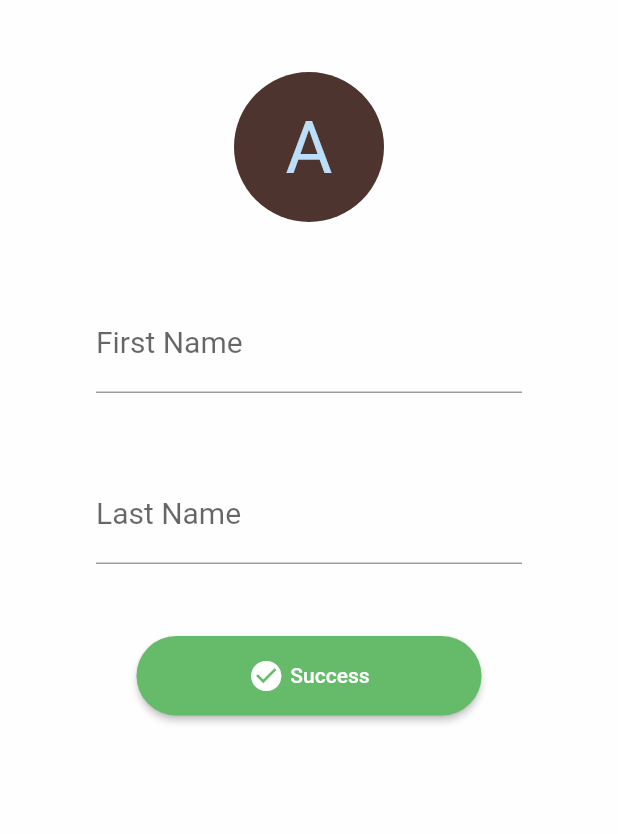
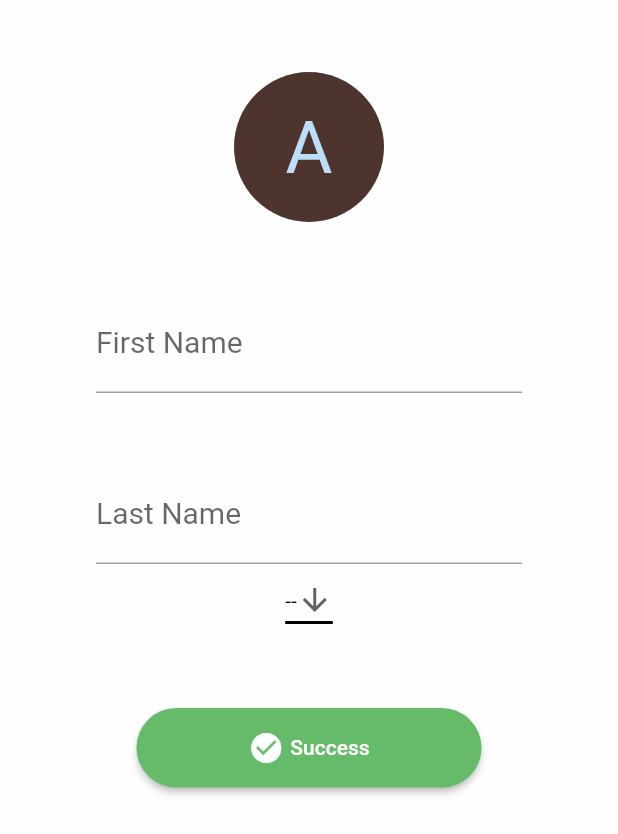
Before and after one commit to Andrei250/HackITALL-project, a Flutter app: the Profile screen opened directly, after a tap on "Save", on a phone screen of 412 x 824 dp. Shown: the top 834 px of the screen. Run offline on Flutter 3.47's test engine with Material 2 defaults, Android fonts, the phone set to English and light mode, and no system bars; drawn by our look-alikes of progress_state_button; our stand-ins replace cloud_firestore, firebase_auth, firebase_core, font_awesome_flutter, smooth_star_rating; accounts and stored records are empty; Roboto replaces fonts that are missing (quicksand).

Commit message:
Solved profile

```diff
--- a/lib/user/profile.dart
+++ b/lib/user/profile.dart
@@ -15,21 +15,50 @@ class _ProfileState extends State<Profile> {
   FirebaseUtils firebaseUtils;
   String firstName = "";
   String lastName = "";
+  String department = "";
   ButtonState stateTextWithIcon = ButtonState.idle;
+  String dropdownValue = "--";
+  List<DropdownMenuItem<String>> dropdownItems = <String>['--']
+                                                      .map<DropdownMenuItem<String>>((String value) {
+                                                    return DropdownMenuItem<String>(
+                                                      value: value,
+                                                      child: Text(value),
+                                                    );
+                                                  }).toList();
 
   void getData() async {
       await firebaseUtils.getUserInfo().then((mp) {
         setState(() {
           firstName = mp['first_name'];
           lastName = mp['last_name'];
+          dropdownValue = mp['department'];
         });
       });
+  }
+
+  void getDepartments() async {
+    await firebaseUtils.getDepartments().then((mp) {
+      List<String> lst = new List<String>();
+      lst.add("--");
+      mp.forEach((el) {
+        lst.add(el['name']);
+      });
+
+      dropdownValue = "--";
+      dropdownItems = lst.map<DropdownMenuItem<String>>((String value) {
+        return DropdownMenuItem<String>(
+          value: value,
+          child: Text(value),
+        );
+      }).toList();
+    });
   }
 
   @override
   void initState() {
     super.initState();
     firebaseUtils = new FirebaseUtils();
+    getDepartments();
     getData();
   }
 
@@ -92,6 +121,24 @@ class _ProfileState extends State<Profile> {
                 ),
               ),
 
+              DropdownButton<String>(
+                value: dropdownValue,
+                icon: Icon(Icons.arrow_downward),
+                iconSize: 24,
+                elevation: 16,
+                style: TextStyle(color: Colors.black),
+                underline: Container(
+                  height: 2,
+                  color: Colors.black,
+                ),
+                onChanged: (String newValue) {
+                  setState(() {
+                    dropdownValue = newValue;
+                  });
+                },
+                items: dropdownItems,
+              ),
+
               Padding(
                 padding: EdgeInsets.only(
                     top: 48,
@@ -123,7 +170,7 @@ class _ProfileState extends State<Profile> {
                         stateTextWithIcon = ButtonState.loading;
                       });
 
-                      await firebaseUtils.updateProfile(firstName, lastName).then((value) {
+                      await firebaseUtils.updateProfile(firstName, lastName, dropdownValue).then((value) {
                         Future.delayed(Duration(seconds: 1), () {
                           setState(() {
                             stateTextWithIcon = ButtonState.success;
--- a/lib/utils/firebase_utils.dart
+++ b/lib/utils/firebase_utils.dart
@@ -29,14 +29,27 @@ class FirebaseUtils {
 
     Future getUserInfo() async {
       String uid = _auth.currentUser.uid;
-      return await _db.collection('users').doc(uid).get();
+      var mp = await _db.collection('users').doc(uid).get();
+      Map<String, dynamic> ans = new Map<String, dynamic>();
+
+      mp.data().forEach((key, value) {ans[key] = value;});
+
+      if (!ans.containsKey('department')) {
+        ans['department'] = "--";
+      }
+
+      return ans;
     }
 
-    Future updateProfile(String firstName, String lastName) async {
+    Future updateProfile(String firstName, String lastName, String department) async {
       String uid = await _auth.currentUser.uid;
       Map<String, dynamic> mp = new Map<String, dynamic>();
       mp['first_name'] = firstName;
       mp['last_name'] = lastName;
+
+      if (department != "--") {
+        mp['department'] = department;
+      }
 
       if (uid != null) {
         try {
@@ -45,6 +58,11 @@ class FirebaseUtils {
           print(e.stackTrace);
         }
       }
+    }
 
+    Future getDepartments() async {
+      var snapshot = await _db.collection("departments").get();
+
+      return snapshot.docs.map((doc) => doc.data()).toList();
     }
 }
```
